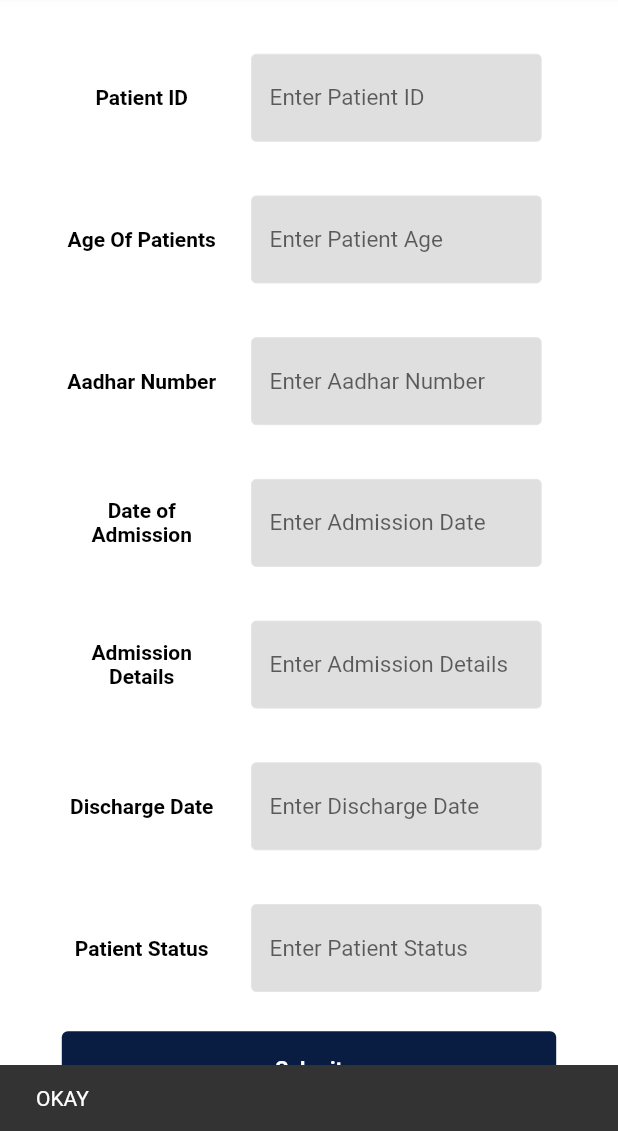
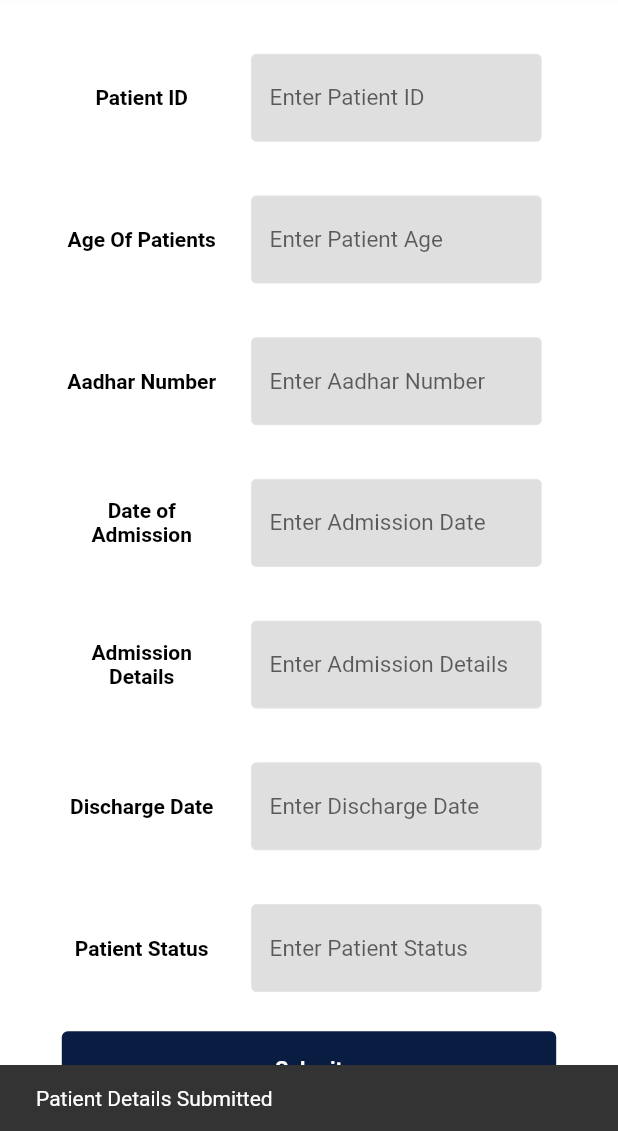
Before and after one commit to Shivamtyagi505/Uoodmaish_Covid, a Flutter app: the HospitalPatientDetails screen opened directly, scrolled down 230 dp, after a tap on "Submit", on a phone screen of 412 x 824 dp, the part 105-1236 px from its top. Run offline on Flutter 3.47's test engine with Material 2 defaults, Android fonts, the light colour scheme and no system bars; our stand-ins replace shared_preferences; accounts and stored records are empty.

Commit message:
updated the hospital details

```diff
--- a/lib/screens/hospital_basicDetails/hospital_basic.dart
+++ b/lib/screens/hospital_basicDetails/hospital_basic.dart
@@ -206,7 +206,7 @@ class _HospitalBasicDetailsState extends State<HospitalBasicDetails> {
       _publicSignUpKey.currentState!.save();
       hospitalbasic();
       ScaffoldMessenger.of(context)
-          .showSnackBar(SnackBar(content: Text('OKAY')));
+          .showSnackBar(SnackBar(content: Text('Details Submitted')));
       // Navigator.push(
       //     context, MaterialPageRoute(builder: (context) => SearchHospital()));
     }
@@ -223,7 +223,7 @@ class _HospitalBasicDetailsState extends State<HospitalBasicDetails> {
         Uri.parse(
             'https://covid-dash-combined.herokuapp.com/hospital/stats/basicdetails'));
     request.body =
-        '''{\r\n"username": "niket1234",\r\n    "Total_Patients": 1230,\r\n    "Total_Beds": 2,\r\n    "Occupied_Beds": 1224,\r\n    "Empty_Beds": 1,\r\n    "Oxygen_Availability ": 1009,\r\n    "Medicine_Status": "Remedsvir-1100, Covaxin-2200"\r\n}''';
+        '''{\r\n"username": "${_usernamecontroller.text}",\r\n    "Total_Patients": ${int.parse(_totalPatientcontroller.text)},\r\n    "Total_Beds": ${(int.parse(_totalBedscontroller.text))},\r\n    "Occupied_Beds": ${(_occupiedBedscontroller.text)},\r\n    "Empty_Beds": ${(_emptyBedscontroller.text)},\r\n    "Oxygen_Availability ": ${(_oxygencontroller.text)},\r\n    "Medicine_Status": "${_medicineStatuscontroller.text}"\r\n}''';
     request.headers.addAll(headers);
 
     http.StreamedResponse response = await request.send();
--- a/lib/screens/hospital_basicDetails/hospital_patientDetails.dart
+++ b/lib/screens/hospital_basicDetails/hospital_patientDetails.dart
@@ -235,7 +235,7 @@ class _HospitalPatientDetailsState extends State<HospitalPatientDetails> {
       _hospitalpatientKey.currentState!.save();
       hospitalpatient();
       ScaffoldMessenger.of(context)
-          .showSnackBar(SnackBar(content: Text('OKAY')));
+          .showSnackBar(SnackBar(content: Text('Patient Details Submitted')));
       // Navigator.push(
       //     context, MaterialPageRoute(builder: (context) => SearchHospital()));
     }
@@ -243,25 +243,25 @@ class _HospitalPatientDetailsState extends State<HospitalPatientDetails> {
 
 
  Future<dynamic> hospitalpatient() async {
-    var headers = {'Content-Type': 'application/json'};
+    var headers = {
+      'Content-Type': 'application/json',
+     'Cookie': 'access_token=eyJhbGciOiJIUzI1NiIsInR5cCI6IkpXVCJ9.eyJpc3MiOiJOb29iQ29kZXIiLCJzdWIiOiI2MGM3NTBmZWZhYjk1ZDAwMTU1NTM4ZTciLCJpYXQiOjE2MjM4NDU1ODcsImV4cCI6MTYyMzg0OTE4N30.l_8sYqlAVMtykFQPZkZeEXXby92jeT6YSj-ScwZpOLc'
+    };
     var request = http.Request(
         'POST',
         Uri.parse(
             'https://covid-dash-combined.herokuapp.com/hospital/stats/patientdetails'));
     request.body =
-        '''{"username":"${_usernamecontroller.text}","Patient_Name":"${_patientNamecontroller.text}","Patient_Id":"${_patientIDcontroller.text}","Age":"${_patientAgecontroller.text}","Adhar_Number":"${_aadharcontroller.text}","Date_of_admission":"${_dischargeDatecontroller.text}","Admission_detail":"${_admissionDetailscontroller.text}","Discharge_Date":"${_dischargeDatecontroller.text}","Patient_Status":"${_patientStatuscontroller.text}"}''';
+        '''{\r\n"username": "${_usernamecontroller.text}",\r\n    "Patient_Name": "${_patientNamecontroller.text}",\r\n    "Patient_Id": ${int.parse(_patientIDcontroller.text)},\r\n    "Age": ${int.parse(_patientAgecontroller.text)},\r\n    "Adhar_Number": ${int.parse(_aadharcontroller.text)},\r\n    "Date_of_admission": "${_admissionDatecontroller.text}",\r\n    "Admission_detail": "${_admissionDetailscontroller.text}",\r\n    "Discharge_Date": "${_dischargeDatecontroller.text}",\r\n   "Patient_Status": "${_patientStatuscontroller.text}"\r\n}''';
     request.headers.addAll(headers);
     print(request.body);
     http.StreamedResponse response = await request.send();
 
-    if (response.statusCode == 200) {
-      String res = await response.stream.bytesToString();
-      ScaffoldMessenger.of(context).showSnackBar(SnackBar(content: Text(res)));
-      if (res == "Submitted") {
-      //  Navigator.push(
-         //   context, MaterialPageRoute(builder: (context) => HospitalBasicDetails()));
-      }
+   if (response.statusCode == 201) {
+      print("yes");
+      print(await response.stream.bytesToString());
     } else {
+      print("no");
       print(response.reasonPhrase);
     }
   }
```
